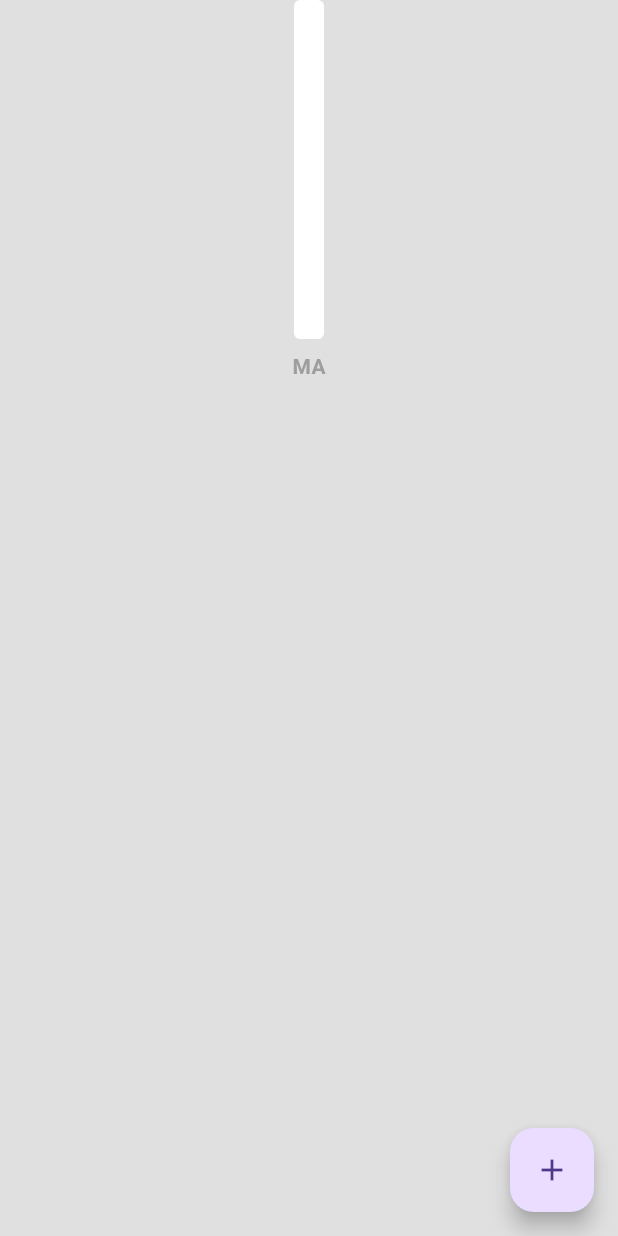
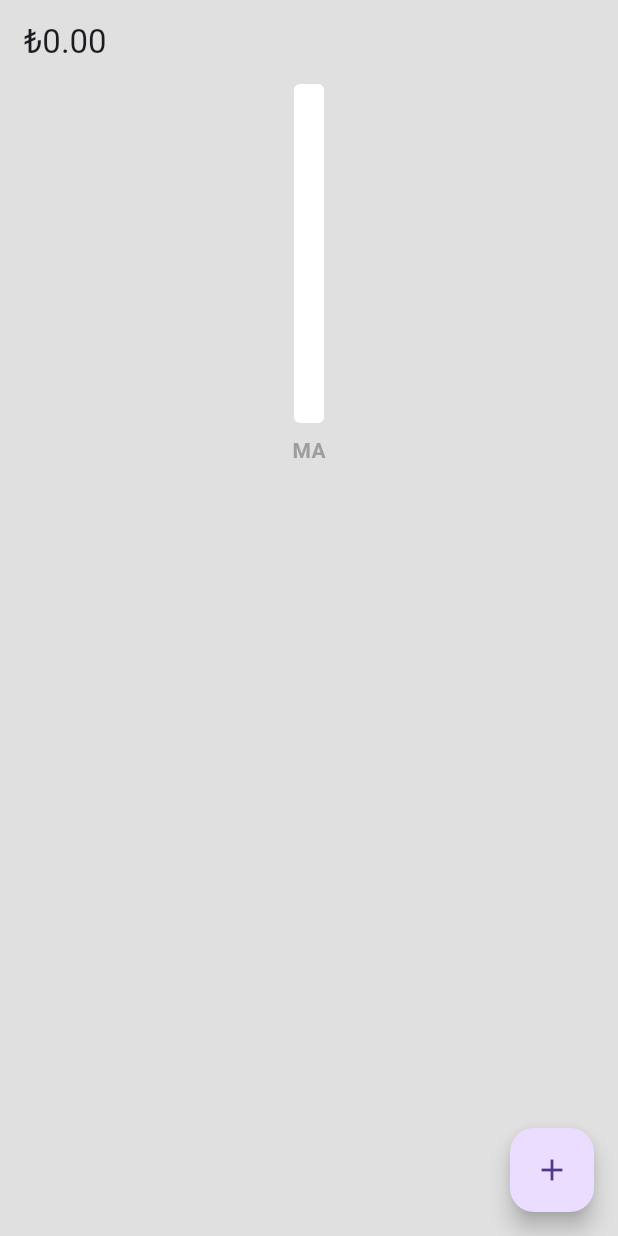
Before and after one commit to selinguz/expenseTracker, a Flutter app: the screen it shows after launch, on a phone screen of 412 x 824 dp. Run offline on Flutter 3.47's test engine with Material 3 defaults, Android fonts, the phone set to English and light mode, and no system bars; drawn by our look-alikes of fl_chart; our stand-ins replace flutter_slidable, isar; accounts and stored records are empty; generated files the repository leaves out were written again.

Commit message:
toplam harcama tutarını gçsterece kappbar oluşturuldu

```diff
--- a/lib/pages/home_page.dart
+++ b/lib/pages/home_page.dart
@@ -129,6 +129,24 @@ class _MyHomePageState extends State<MyHomePage> {
           onPressed: openNewExpenseBox,
           child: const Icon(Icons.add),
         ),
+        appBar: AppBar(
+          backgroundColor: Colors.transparent,
+          title: FutureBuilder<double>(
+            future: _calculateCurrentMonthTotal,
+            builder: (context, snapshot) {
+              //loaded
+              if (snapshot.connectionState == ConnectionState.done) {
+                return Text(
+                  '₺${snapshot.data!.toStringAsFixed(2)}',
+                );
+              }
+              //loading
+              else {
+                return const Text('loading...');
+              }
+            },
+          ),
+        ),
         body: SafeArea(
           child: Column(
             children: [
@@ -249,7 +267,7 @@ class _MyHomePageState extends State<MyHomePage> {
         await context.read<ExpenseDatabase>().deleteExpense(id);
         refreshData();
       },
-      child: const Text('Delete!!'),
+      child: const Text('Delete'),
     );
   }
 }
```
